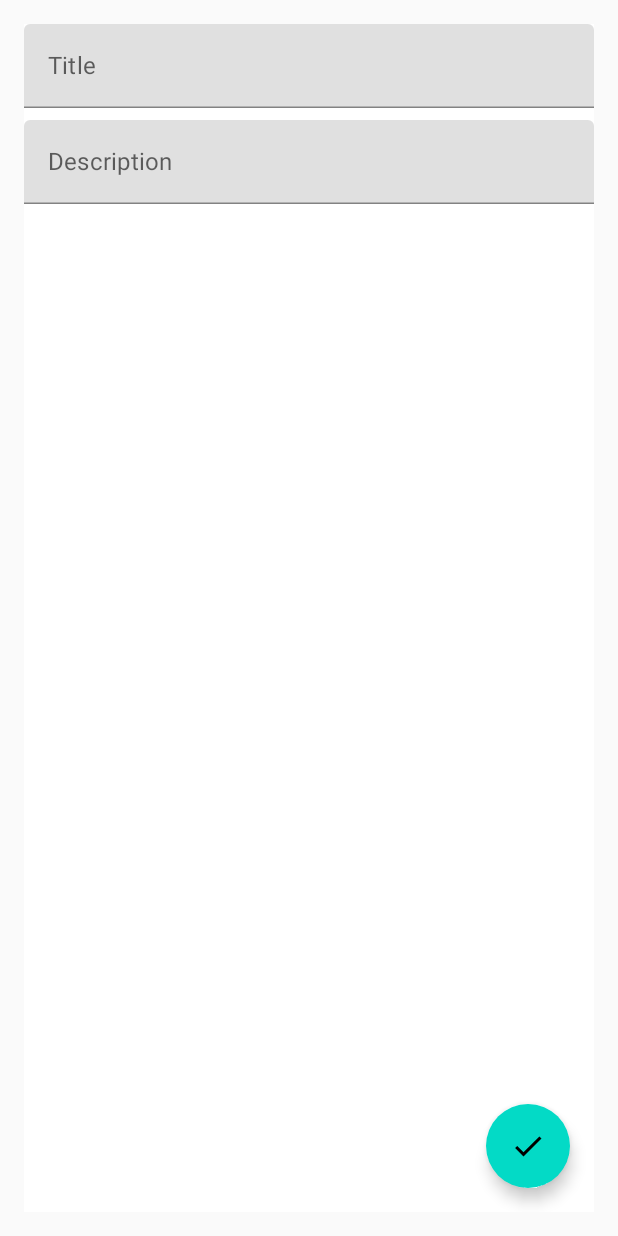
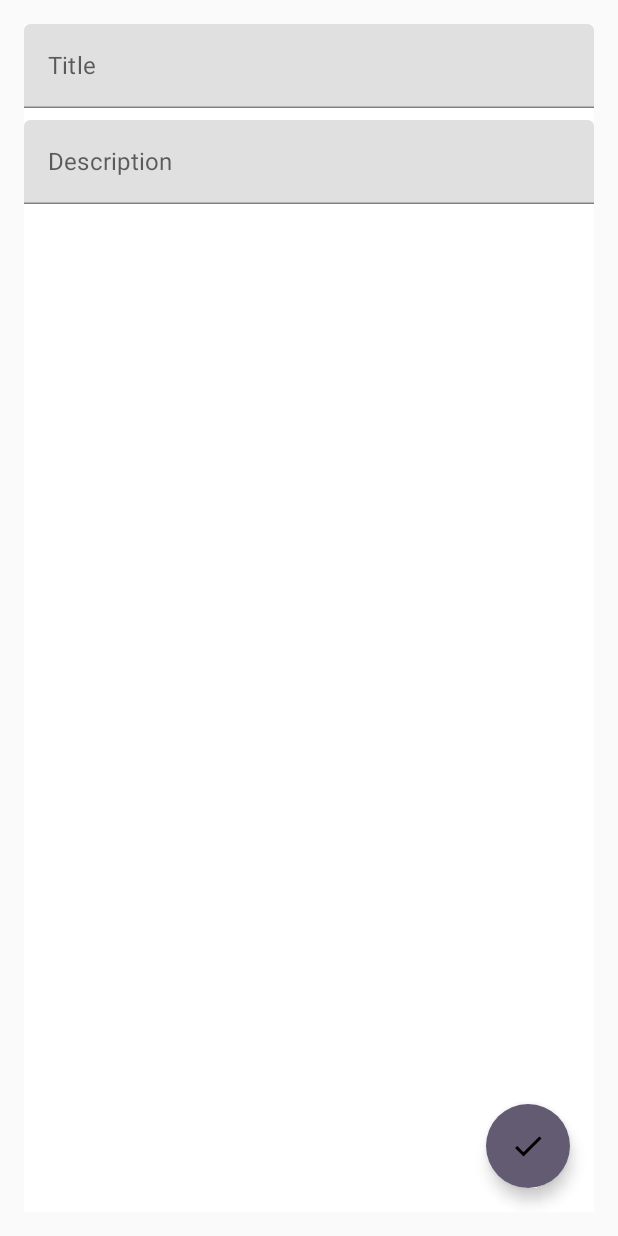
Before and after one commit to kaunainreza/MyTodo, an Android app built with Jetpack Compose: the screen it shows after launch (MainActivity), after a tap on "Add", on a phone screen of 412 x 824 dp. Run offline under Robolectric (Android 15) with nearby library versions, the phone set to English and light mode, and no system bars; our stand-ins replace Dagger/Hilt's generated code, Room's generated code.

Commit message:
All Are Update

```diff
--- a/app/src/main/java/com/example/mytodo/ui/theme/Theme.kt
+++ b/app/src/main/java/com/example/mytodo/ui/theme/Theme.kt
@@ -3,11 +3,12 @@ package com.example.mytodo.ui.theme
 import android.app.Activity
 import android.os.Build
 import androidx.compose.foundation.isSystemInDarkTheme
-import androidx.compose.material3.MaterialTheme
-import androidx.compose.material3.darkColorScheme
-import androidx.compose.material3.dynamicDarkColorScheme
-import androidx.compose.material3.dynamicLightColorScheme
-import androidx.compose.material3.lightColorScheme
+import androidx.compose.material.MaterialTheme
+import androidx.compose.material.MaterialTheme.colors
+import androidx.compose.material.Shapes
+import androidx.compose.material.darkColors
+import androidx.compose.material.lightColors
+
 import androidx.compose.runtime.Composable
 import androidx.compose.runtime.SideEffect
 import androidx.compose.ui.graphics.toArgb
@@ -15,16 +16,15 @@ import androidx.compose.ui.platform.LocalContext
 import androidx.compose.ui.platform.LocalView
 import androidx.core.view.WindowCompat
 
-private val DarkColorScheme = darkColorScheme(
+private val DarkColorScheme = darkColors(
     primary = Purple80,
     secondary = PurpleGrey80,
-    tertiary = Pink80
 )
 
-private val LightColorScheme = lightColorScheme(
+private val LightColorScheme = lightColors(
     primary = Purple40,
     secondary = PurpleGrey40,
-    tertiary = Pink40
+    //tertiary = Pink40
 
     /* Other default colors to override
     background = Color(0xFFFFFBFE),
@@ -38,33 +38,18 @@ private val LightColorScheme = lightColorScheme(
 )
 
 @Composable
-fun MyTodoTheme(
-    darkTheme: Boolean = isSystemInDarkTheme(),
-    // Dynamic color is available on Android 12+
-    dynamicColor: Boolean = true,
-    content: @Composable () -> Unit
-) {
-    val colorScheme = when {
-        dynamicColor && Build.VERSION.SDK_INT >= Build.VERSION_CODES.S -> {
-            val context = LocalContext.current
-            if (darkTheme) dynamicDarkColorScheme(context) else dynamicLightColorScheme(context)
-        }
-
-        darkTheme -> DarkColorScheme
-        else -> LightColorScheme
-    }
-    val view = LocalView.current
-    if (!view.isInEditMode) {
-        SideEffect {
-            val window = (view.context as Activity).window
-            window.statusBarColor = colorScheme.primary.toArgb()
-            WindowCompat.getInsetsController(window, view).isAppearanceLightStatusBars = darkTheme
-        }
+fun MyTodoTheme
+    (darkTheme: Boolean = isSystemInDarkTheme(), content: @Composable() () -> Unit) {
+    val colors = if (darkTheme) {
+        DarkColorScheme
+    } else {
+        LightColorScheme
     }
 
     MaterialTheme(
-        colorScheme = colorScheme,
+        colors = colors,
         typography = Typography,
+       // shapes = Shapes,
         content = content
     )
 }
--- a/app/src/main/java/com/example/mytodo/ui/theme/Type.kt
+++ b/app/src/main/java/com/example/mytodo/ui/theme/Type.kt
@@ -1,6 +1,6 @@
 package com.example.mytodo.ui.theme
 
-import androidx.compose.material3.Typography
+import androidx.compose.material.Typography
 import androidx.compose.ui.text.TextStyle
 import androidx.compose.ui.text.font.FontFamily
 import androidx.compose.ui.text.font.FontWeight
@@ -8,7 +8,7 @@ import androidx.compose.ui.unit.sp
 
 // Set of Material typography styles to start with
 val Typography = Typography(
-    bodyLarge = TextStyle(
+    body1 = TextStyle(
         fontFamily = FontFamily.Default,
         fontWeight = FontWeight.Normal,
         fontSize = 16.sp,
```
Also changed, not shown: app/build.gradle.kts (+9 -5 lines).
